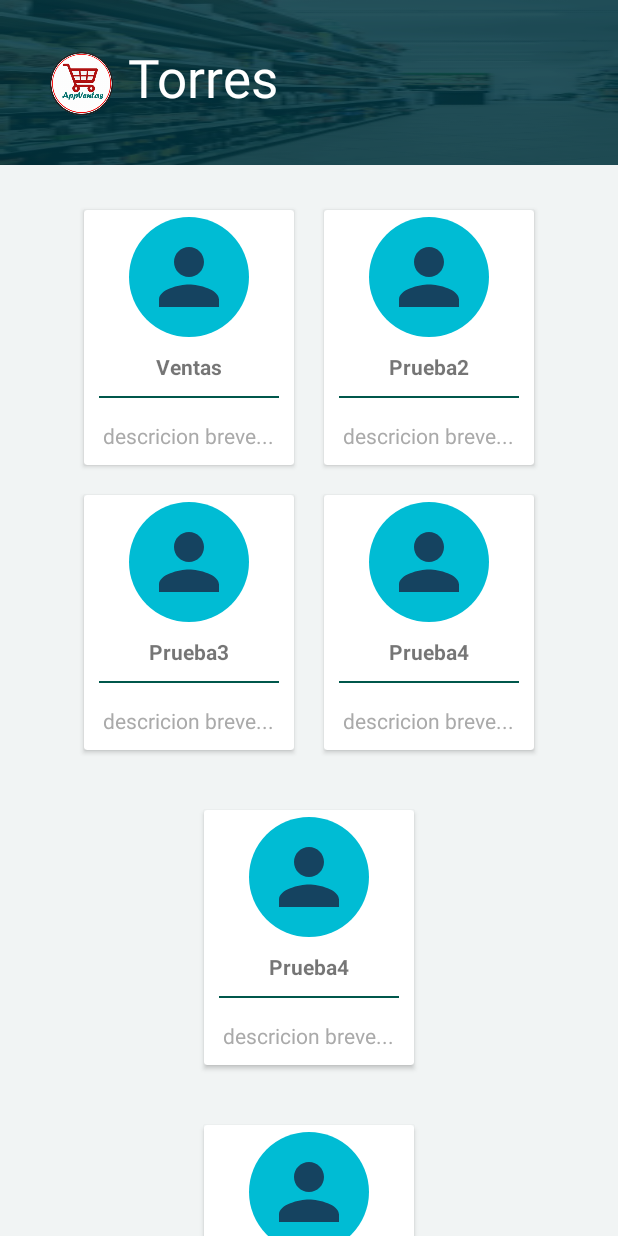
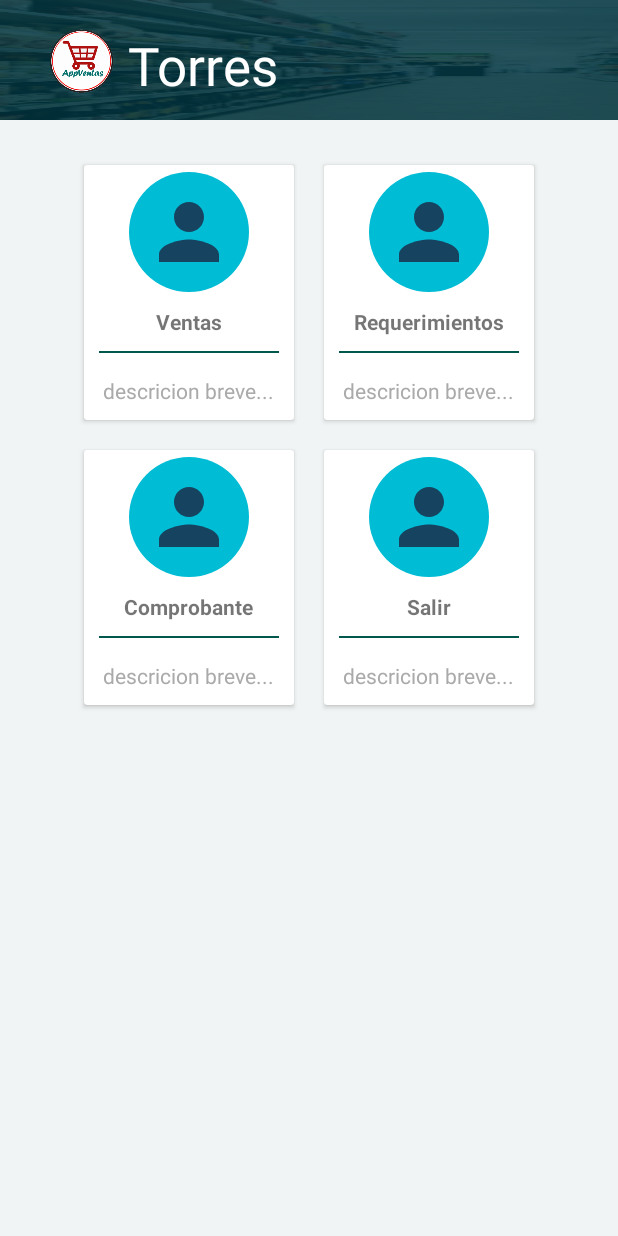
Before and after one commit to jose-daniel-app/ventas, an Android app: the MenuActivity screen opened directly, with no data from a screen before it, on a phone screen of 412 x 824 dp. Run offline under Robolectric (Android 15) with nearby library versions, the phone set to English and light mode, and no system bars.

Commit message:
se comento los ultimos item para la presentacion

```diff
--- a/app/src/main/java/com/business/ventas/login/views/MenuActivity.java
+++ b/app/src/main/java/com/business/ventas/login/views/MenuActivity.java
@@ -17,9 +17,8 @@ import com.business.ventas.utils.VentasLog;
 public class MenuActivity extends AppCompatActivity implements
         AuthRepository.AuthStateListener,  View.OnClickListener {
 
-    AuthRepository auth;
-    VentasLog log;
-
+    AuthRepository auth = AuthRepository.getInstance();;
+    VentasLog log  = LogFactory.createInstance().setTag(MenuActivity.class.getSimpleName());;
     /**
      * Declaraciones de Items
      * */
@@ -29,8 +28,6 @@ public class MenuActivity extends AppCompatActivity implements
     protected void onCreate(Bundle savedInstanceState) {
         super.onCreate(savedInstanceState);
         setContentView(R.layout.activity_menu);
-        log  = LogFactory.createInstance().setTag(MenuActivity.class.getSimpleName());
-        auth = AuthRepository.getInstance();
         loadItems();
     }
 
@@ -64,7 +61,6 @@ public class MenuActivity extends AppCompatActivity implements
     @Override
     public void onClick(View view) {
         if(R.id.cardviewPrueba2 == view.getId()){
-
             auth.signOut(this);
         }
     }
--- a/app/src/main/res/layout/activity_menu.xml
+++ b/app/src/main/res/layout/activity_menu.xml
@@ -15,7 +15,7 @@
 
         <android.support.design.widget.CollapsingToolbarLayout
             android:layout_width="match_parent"
-            android:layout_height="110dp"
+            android:layout_height="80dp"
             android:background="@drawable/fondo1"
             android:fitsSystemWindows="true"
             app:contentScrim="?attr/colorPrimary"
@@ -31,7 +31,7 @@
 
             <TextView
                 android:layout_width="229dp"
-                android:layout_height="64dp"
+                android:layout_height="40dp"
                 android:layout_marginLeft="20dp"
                 android:layout_marginTop="20dp"
                 android:gravity="center"
@@ -43,15 +43,15 @@
     </android.support.design.widget.AppBarLayout>
 
     <android.support.v4.widget.NestedScrollView
+        android:background="#f1f4f4"
         android:layout_width="match_parent"
         android:layout_height="match_parent"
         android:clipToPadding="true"
         app:layout_behavior="@string/appbar_scrolling_view_behavior">
 
-
         <LinearLayout
             android:layout_width="match_parent"
-            android:layout_height="wrap_content"
+            android:layout_height="match_parent"
             android:background="@color/colorPrimary"
             android:clipToPadding="false"
             android:gravity="center"
@@ -93,7 +93,7 @@
                             android:layout_width="wrap_content"
                             android:layout_height="wrap_content"
                             android:layout_marginTop="10dp"
-                            android:text="Ventas"
+                            android:text="@string/menuActivityVentas"
                             android:textStyle="bold" />
 
                         <View
@@ -114,7 +114,6 @@
                 </android.support.v7.widget.CardView>
 
                 <android.support.v7.widget.CardView
-                    android:id="@+id/cardviewPrueba2"
                     android:layout_width="140dp"
                     android:layout_height="170dp"
                     android:layout_margin="10dp"
@@ -138,7 +137,7 @@
                             android:layout_width="wrap_content"
                             android:layout_height="wrap_content"
                             android:layout_marginTop="10dp"
-                            android:text="Prueba2"
+                            android:text="@string/menuActivityReqerimiento"
                             android:textStyle="bold" />
 
                         <View
@@ -192,7 +191,7 @@
                             android:layout_width="wrap_content"
                             android:layout_height="wrap_content"
                             android:layout_marginTop="10dp"
-                            android:text="Prueba3"
+                            android:text="@string/menuActivityComprobante"
                             android:textStyle="bold" />
 
                         <View
@@ -213,6 +212,7 @@
                 </android.support.v7.widget.CardView>
 
                 <android.support.v7.widget.CardView
+                    android:id="@+id/cardviewPrueba2"
                     android:layout_width="140dp"
                     android:layout_height="170dp"
                     android:layout_margin="10dp"
@@ -236,7 +236,7 @@
                             android:layout_width="wrap_content"
                             android:layout_height="wrap_content"
                             android:layout_marginTop="10dp"
-                            android:text="Prueba4"
+                            android:text="Salir"
                             android:textStyle="bold" />
 
                         <View
@@ -258,7 +258,7 @@
 
             </LinearLayout>
 
-            <LinearLayout
+            <!-- <LinearLayout
                 android:layout_width="match_parent"
                 android:layout_height="wrap_content"
                 android:layout_marginTop="20dp"
@@ -311,9 +311,9 @@
                     </LinearLayout>
                 </android.support.v7.widget.CardView>
 
-            </LinearLayout>
+            </LinearLayout> -->
 
-            <LinearLayout
+            <!-- <LinearLayout
                 android:layout_width="match_parent"
                 android:layout_height="wrap_content"
                 android:layout_marginTop="20dp"
@@ -366,7 +366,7 @@
                     </LinearLayout>
                 </android.support.v7.widget.CardView>
 
-            </LinearLayout>
+            </LinearLayout> -->
 
 
         </LinearLayout>
--- a/app/src/main/res/values/strings.xml
+++ b/app/src/main/res/values/strings.xml
@@ -19,4 +19,12 @@
     <string name="permission_rationale">"Contacts permissions are needed for providing email
         completions."
     </string>
+    <string name="menuActivityReqerimiento">Requerimientos</string>
+    <string name="menuActivityVentas">Ventas</string>
+    <string name="menuActivityComprobante">Comprobante</string>
+
+    <!-- String for menuActivity -->
+
+
+
 </resources>
```
